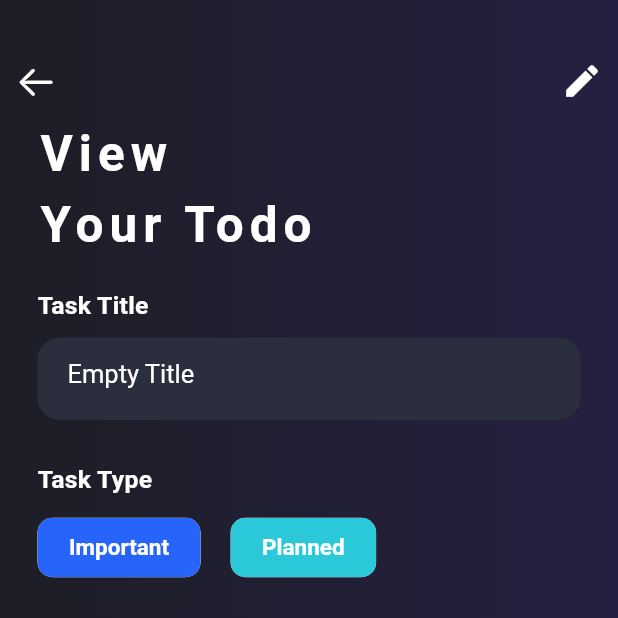
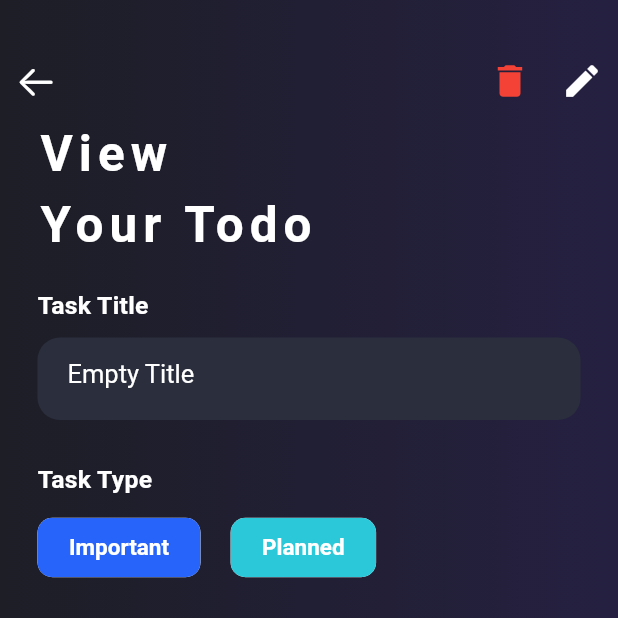
Before and after one commit to ekorahy/Todo-list-app, a Flutter app: the ViewTodoPage screen opened directly, on a phone screen of 412 x 824 dp, the top half of it. Run offline on Flutter 3.47's test engine with Material 2 defaults, Android fonts, the phone set to English and light mode, and no system bars; our stand-ins replace cloud_firestore, firebase_auth, firebase_core, flutter_secure_storage, flutter_svg, google_sign_in; accounts and stored records are empty.

Commit message:
add method for delete todo data in firestore database

```diff
--- a/lib/pages/ViewTodo.dart
+++ b/lib/pages/ViewTodo.dart
@@ -64,6 +64,24 @@ class _ViewTodoPageState extends State<ViewTodoPage> {
                               color: Colors.white,
                               size: 28),
                         ),
+                        Row(
+                          mainAxisAlignment: MainAxisAlignment.spaceBetween,
+                          children: [
+                            IconButton(
+                              onPressed: () {
+                                setState(() {
+                                  setState(() {
+                                    FirebaseFirestore.instance.collection("Todo").doc(widget.id).delete().then((value){
+                                      Navigator.pop(context);
+                                    });
+                                  });
+                                });
+                              },
+                              icon: Icon(
+                                  Icons.delete,
+                                  color: Colors.red,
+                                  size: 28),
+                            ),
                             IconButton(
                               onPressed: () {
                                 setState(() {
@@ -77,6 +95,8 @@ class _ViewTodoPageState extends State<ViewTodoPage> {
                                       : Colors.white,
                                   size: 28),
                             ),
+                          ],
+                        )
                       ],
                     ),
                     Padding(
```
Lines whose indentation alone changed are shown as unchanged.
